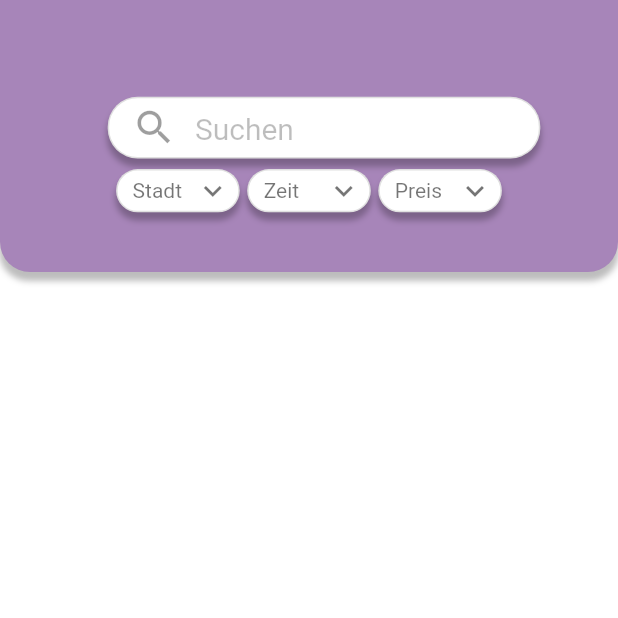
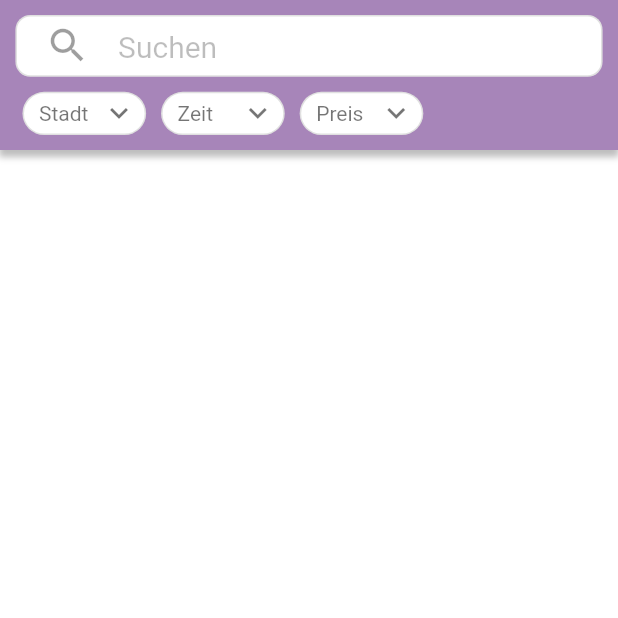
Before and after one commit to SocialDinnerApp/Frontend, a Flutter app: the SearchScreen screen opened directly, on a phone screen of 412 x 824 dp, the top half of it. Run offline on Flutter 3.47's test engine with Material 2 defaults, Android fonts, the phone set to English and light mode, and no system bars; our stand-ins replace shared_preferences; accounts and stored records are empty; network calls fail.

Commit message:
searchbar v1

```diff
--- a/lib/components/filter_tile.dart
+++ b/lib/components/filter_tile.dart
@@ -25,12 +25,12 @@ class FilterTile extends StatelessWidget {
           width: 1,
         ),
         boxShadow: [
-            BoxShadow(
-              color: Colors.black26,
-              spreadRadius: 0.5,
-              blurRadius: 3,
-              offset: Offset(0.0, 5.0),
-            ),
+            // BoxShadow(
+            //   color: Colors.black26,
+            //   spreadRadius: 0.5,
+            //   blurRadius: 3,
+            //   offset: Offset(0.0, 5.0),
+            // ),
           ],
         color: Colors.white,
       ),
--- a/lib/components/search_bar.dart
+++ b/lib/components/search_bar.dart
@@ -25,16 +25,17 @@ class SearchBar extends StatelessWidget {
             child: Column(
               mainAxisAlignment: MainAxisAlignment.center,
               children: [
-                SizedBox(height: size.height * 0.03),
+                // SizedBox(height: size.height * 0.01),
                 SearchInputField(),
-                SizedBox(height: 7),
+                SizedBox(height: 10),
                 Row(
-                  mainAxisAlignment: MainAxisAlignment.center,
+                  // mainAxisAlignment: MainAxisAlignment.center,
                   children: <Widget>[
+                    SizedBox(width: 15),
                     FilterTile(text: "Stadt"),
-                    SizedBox(width: 5),
+                    SizedBox(width: 10),
                     FilterTile(text: "Zeit"),
-                    SizedBox(width: 5),
+                    SizedBox(width: 10),
                     FilterTile(text: "Preis"),
                   ],
                 ),
@@ -60,10 +61,10 @@ class Background extends StatelessWidget {
       width: double.infinity,
       height: double.infinity,
       decoration: BoxDecoration(
-        borderRadius: BorderRadius.only(
-          bottomLeft: Radius.circular(20),
-          bottomRight: Radius.circular(20),
-        ),
+        // borderRadius: BorderRadius.only(
+        //   bottomLeft: Radius.circular(20),
+        //   bottomRight: Radius.circular(20),
+        // ),
         boxShadow: [
           BoxShadow(
             color: Colors.black26,
--- a/lib/screens/MyEvents/components/body.dart
+++ b/lib/screens/MyEvents/components/body.dart
@@ -16,13 +16,13 @@ class Body extends StatelessWidget {
           color: kPrimaryMediumColor,
           child: SafeArea(
             child: Container(
-              height: 120,
+              height: 100,
               child: SearchBar(imagePath: 'assets/images/profilepage.png',),
             ),
           ),
         ),
         Expanded(
-          flex: 80,
+          flex: 100,
           // child: Text("test")
           child: Events(),
         ),
--- a/lib/screens/Search/components/body.dart
+++ b/lib/screens/Search/components/body.dart
@@ -1,6 +1,7 @@
 // ignore_for_file: prefer_const_constructors
 
 import 'package:flutter/material.dart';
+import 'package:socialdinner/constants.dart';
 import 'package:socialdinner/screens/Search/components/events.dart';
 import 'package:socialdinner/components/search_bar.dart';
 
@@ -11,13 +12,17 @@ class Body extends StatelessWidget {
   Widget build(BuildContext context) {
     return Column(
       children: <Widget>[
-        Expanded(
-          flex: 22,
-          // child: SearchBar(imagePath: 'assets/images/searchscreen_search.png',),
-          child: SearchBar(imagePath: 'assets/images/profilepage.png',),
+        Container(
+          color: kPrimaryMediumColor,
+          child: SafeArea(
+            child: Container(
+              height: 100,
+              child: SearchBar(imagePath: 'assets/images/profilepage.png',),
+            ),
+          ),
         ),
         Expanded(
-          flex: 78,
+          flex: 100,
           child: Events(),
         ),
       ],
--- a/lib/screens/Search/components/search_input_field.dart
+++ b/lib/screens/Search/components/search_input_field.dart
@@ -9,24 +9,24 @@ class SearchInputField extends StatelessWidget {
   Widget build(BuildContext context) {
     Size size = MediaQuery.of(context).size;
     return Container(
-      margin: EdgeInsets.only(left: 20),
+      // margin: EdgeInsets.only(left: 20),
       padding: EdgeInsets.only(left: 15),
-      width: size.width * 0.7,
+      width: size.width * 0.95,
       height: size.height * 0.05,
       decoration: BoxDecoration(
-        borderRadius: BorderRadius.all(Radius.circular(20)),
+        borderRadius: BorderRadius.all(Radius.circular(10)),
         border: Border.all(
           color: Colors.black12,
           width: 1,
         ),
         color: Colors.white,
         boxShadow: [
-            BoxShadow(
-              color: Colors.black26,
-              spreadRadius: 0.5,
-              blurRadius: 3,
-              offset: Offset(0.0, 5.0),
-            ),
+            // BoxShadow(
+            //   color: Colors.black26,
+            //   spreadRadius: 0.5,
+            //   blurRadius: 3,
+            //   offset: Offset(0.0, 5.0),
+            // ),
           ],
       ),
       child: Row(
```
